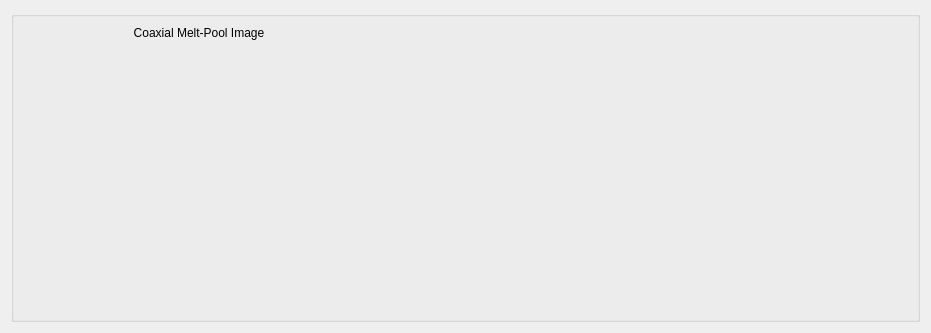
Davidlequnchen/MultiSensorFusion-ROS-AM-Monitoring, file src/multisense_gui/resources/audio_image_visualizer.ui: the form before one commit.
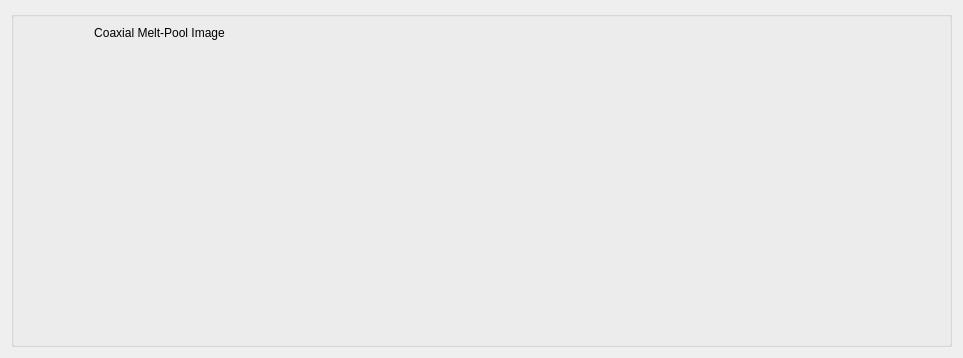
The form after the commit.

Commit message: Update audio and visual feature extraction code

Patch:
```diff
--- a/src/multisense_gui/resources/audio_image_visualizer.ui
+++ b/src/multisense_gui/resources/audio_image_visualizer.ui
@@ -6,8 +6,8 @@
    <rect>
     <x>0</x>
     <y>0</y>
-    <width>931</width>
-    <height>333</height>
+    <width>963</width>
+    <height>358</height>
    </rect>
   </property>
   <property name="windowTitle">
@@ -19,7 +19,7 @@
      <property name="title">
       <string/>
      </property>
-     <layout class="QHBoxLayout" name="horizontalLayout_2" stretch="4,6">
+     <layout class="QHBoxLayout" name="horizontalLayout_2" stretch="3,7">
       <item>
        <layout class="QHBoxLayout" name="horizontalLayout">
         <item>
```
The commit also changes 17 other files.
